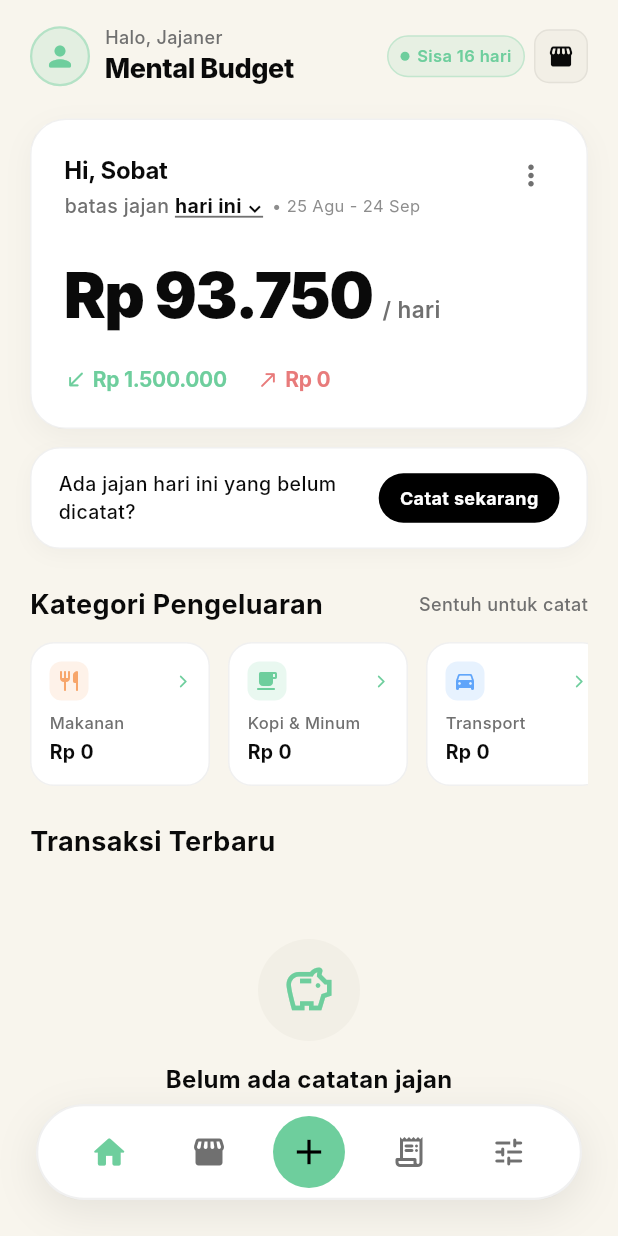
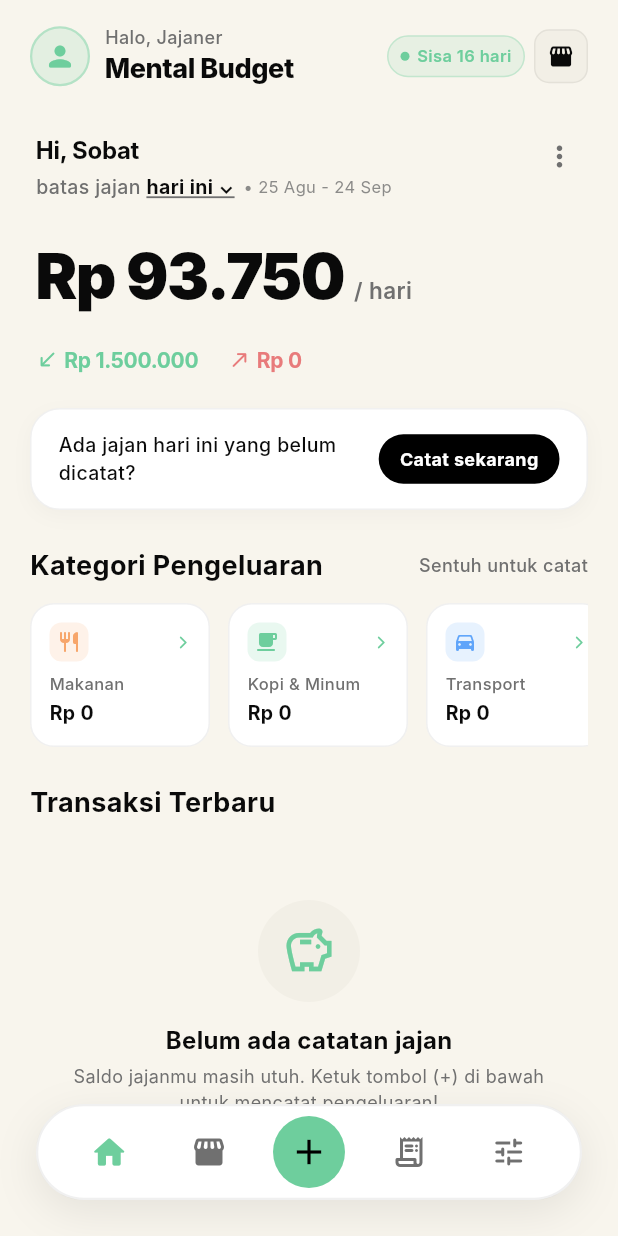
Before and after one commit to HelloRayy/expense-tracker, a Flutter app: the screen it shows after launch, on a phone screen of 412 x 824 dp. Run offline on Flutter 3.47's test engine with Material 3 defaults, Android fonts, the phone set to English and light mode, and no system bars; our stand-ins replace shared_preferences, sqflite; accounts and stored records are empty; Roboto replaces fonts that are missing (Inter).

Commit message:
feat(dashboard): make hero balance section cardless and seamless on background

```diff
--- a/lib/features/dashboard/dashboard_screen.dart
+++ b/lib/features/dashboard/dashboard_screen.dart
@@ -435,24 +435,8 @@ class _DashboardScreenState extends State<DashboardScreen> with WidgetsBindingOb
     required Color textPrimary,
     required Color textSecondary,
   }) {
-    return Container(
-      width: double.infinity,
-      padding: const EdgeInsets.all(22),
-      decoration: BoxDecoration(
-        color: cardColor,
-        borderRadius: BorderRadius.circular(24),
-        border: Border.all(
-          color: isOverBudget ? PirschColors.roseRed.withValues(alpha: 0.6) : borderColor,
-          width: 1,
-        ),
-        boxShadow: [
-          BoxShadow(
-            color: Colors.black.withValues(alpha: 0.04),
-            blurRadius: 16,
-            offset: const Offset(0, 6),
-          ),
-        ],
-      ),
+    return Padding(
+      padding: const EdgeInsets.symmetric(horizontal: 4, vertical: 10),
       child: Column(
         crossAxisAlignment: CrossAxisAlignment.start,
         children: [
```
